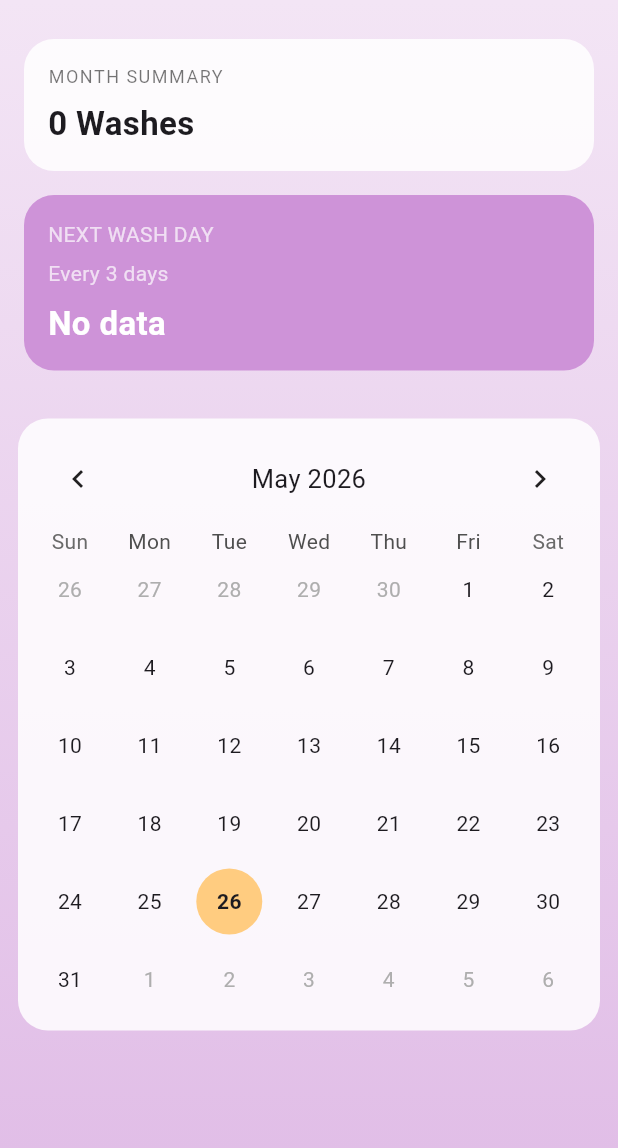
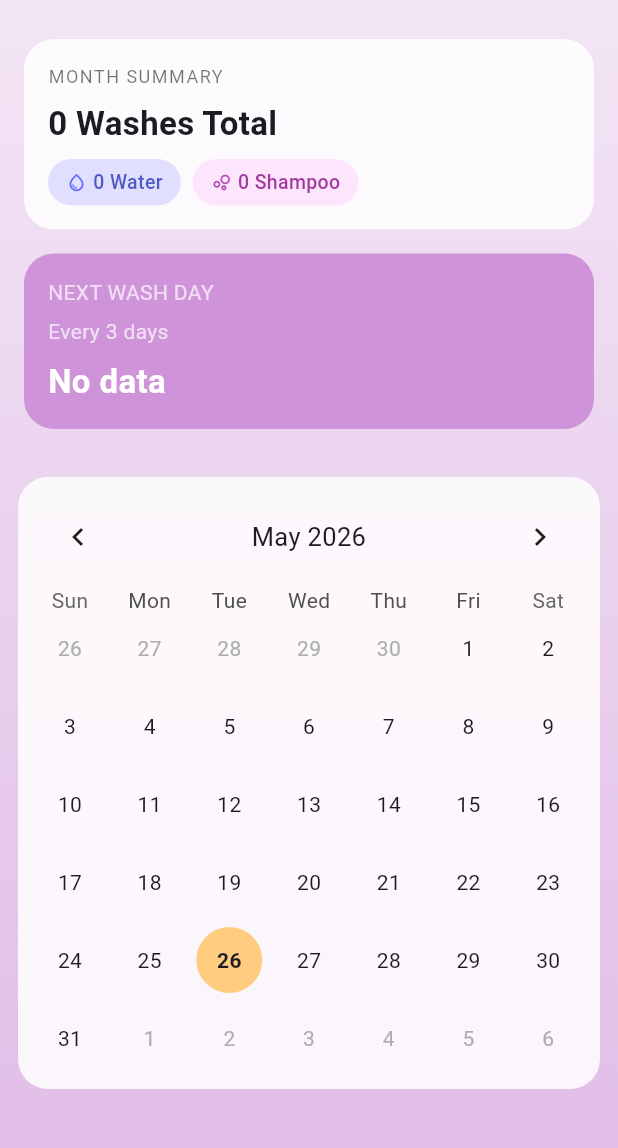
Before and after one commit to adrxjaa/rapunzel, a Flutter app: the screen it shows after launch, on a phone screen of 412 x 824 dp, the part 84-1232 px from its top. Run offline on Flutter 3.47's test engine with Material 3 defaults, Android fonts, the phone set to English and light mode, and no system bars; drawn by our look-alikes of table_calendar; our stand-ins replace hive, hive_flutter; accounts and stored records are empty.

Commit message:
ft:fixed the next wash day bugs + updated ui

```diff
--- a/lib/home.dart
+++ b/lib/home.dart
@@ -134,10 +134,11 @@ class _MyHomePageState extends State<MyHomePage> {
     return null;
   }
 
-  // 🔹 MONTH COUNT
-  int _monthlyCount() {
+  // 🔹 MONTH COUNT (split by type)
+  Map<String, int> _monthlyCounts() {
     final now = DateTime.now();
-    int count = 0;
+    int water = 0;
+    int shampoo = 0;
 
     for (var key in box.keys) {
       if (key == 'frequency') continue;
@@ -150,11 +151,13 @@ class _MyHomePageState extends State<MyHomePage> {
       );
 
       if (date.month == now.month && date.year == now.year) {
-        count++;
+        final type = box.get(key);
+        if (type == "water") water++;
+        if (type == "shampoo") shampoo++;
       }
     }
 
-    return count;
+    return {"water": water, "shampoo": shampoo};
   }
 
   // 🔹 NEXT WASH LOGIC
@@ -179,13 +182,21 @@ class _MyHomePageState extends State<MyHomePage> {
     shampooDays.sort();
 
     final freq = _getFrequency();
+    final computed = shampooDays.last.add(Duration(days: freq));
 
-    return shampooDays.last.add(Duration(days: freq));
+    // If the computed next wash day has already passed, show today instead
+    final today = DateTime.now();
+    final todayNormalized = DateTime(today.year, today.month, today.day);
+    if (computed.isBefore(todayNormalized)) {
+      return todayNormalized;
+    }
+
+    return computed;
   }
 
   @override
   Widget build(BuildContext context) {
-    final count = _monthlyCount();
+    final counts = _monthlyCounts();
     final next = _nextWashDay();
 
     return Scaffold(
@@ -233,11 +244,69 @@ class _MyHomePageState extends State<MyHomePage> {
                   ),
                   const SizedBox(height: 8),
                   Text(
-                    "$count Washes",
+                    "${(counts['water']! + counts['shampoo']!)} Washes Total",
                     style: const TextStyle(
                       fontSize: 22,
                       fontWeight: FontWeight.bold,
                     ),
+                  ),
+                  const SizedBox(height: 8),
+                  Row(
+                    children: [
+                      // Water wash chip
+                      Container(
+                        padding: const EdgeInsets.symmetric(
+                            horizontal: 12, vertical: 6),
+                        decoration: BoxDecoration(
+                          color: const Color.fromARGB(255, 158, 163, 255)
+                              .withOpacity(0.3),
+                          borderRadius: BorderRadius.circular(20),
+                        ),
+                        child: Row(
+                          children: [
+                            const Icon(Icons.water_drop_outlined,
+                                size: 14,
+                                color: Color.fromARGB(255, 100, 108, 255)),
+                            const SizedBox(width: 4),
+                            Text(
+                              "${counts['water']} Water",
+                              style: const TextStyle(
+                                fontSize: 13,
+                                color: Color.fromARGB(255, 80, 88, 200),
+                                fontWeight: FontWeight.w500,
+                              ),
+                            ),
+                          ],
+                        ),
+                      ),
+                      const SizedBox(width: 8),
+                      // Shampoo wash chip
+                      Container(
+                        padding: const EdgeInsets.symmetric(
+                            horizontal: 12, vertical: 6),
+                        decoration: BoxDecoration(
+                          color: const Color.fromARGB(255, 254, 181, 252)
+                              .withOpacity(0.3),
+                          borderRadius: BorderRadius.circular(20),
+                        ),
+                        child: Row(
+                          children: [
+                            const Icon(Icons.bubble_chart_outlined,
+                                size: 14,
+                                color: Color.fromARGB(255, 180, 80, 180)),
+                            const SizedBox(width: 4),
+                            Text(
+                              "${counts['shampoo']} Shampoo",
+                              style: const TextStyle(
+                                fontSize: 13,
+                                color: Color.fromARGB(255, 160, 60, 160),
+                                fontWeight: FontWeight.w500,
+                              ),
+                            ),
+                          ],
+                        ),
+                      ),
+                    ],
                   ),
                 ],
               ),
@@ -308,7 +377,6 @@ class _MyHomePageState extends State<MyHomePage> {
                   _showWashDialog(selectedDay);
                 },
                 calendarBuilders: CalendarBuilders(
-                  // Handles all normal (non-today, non-selected) days
                   defaultBuilder: (context, day, focusedDay) {
                     final color = _getDayColor(day);
                     return Container(
@@ -321,10 +389,7 @@ class _MyHomePageState extends State<MyHomePage> {
                       child: Text('${day.day}'),
                     );
                   },
-
-                  // Handles TODAY — table_calendar routes today here, not defaultBuilder
                   todayBuilder: (context, day, focusedDay) {
-                    // If today has a wash logged, show wash color; otherwise pastel orange
                     final loggedColor = _getDayColor(day);
                     final color = loggedColor ?? const Color(0xFFFFCC80);
                     return Container(
@@ -340,12 +405,9 @@ class _MyHomePageState extends State<MyHomePage> {
                       ),
                     );
                   },
-
-                  // Handles whichever day the user taps
                   selectedBuilder: (context, day, focusedDay) {
                     final isToday = isSameDay(day, DateTime.now());
                     final loggedColor = _getDayColor(day);
-                    // If logged, show wash color; if today, show orange; else pastel green
                     final color = loggedColor ??
                         (isToday
                             ? const Color(0xFFFFCC80)
```
